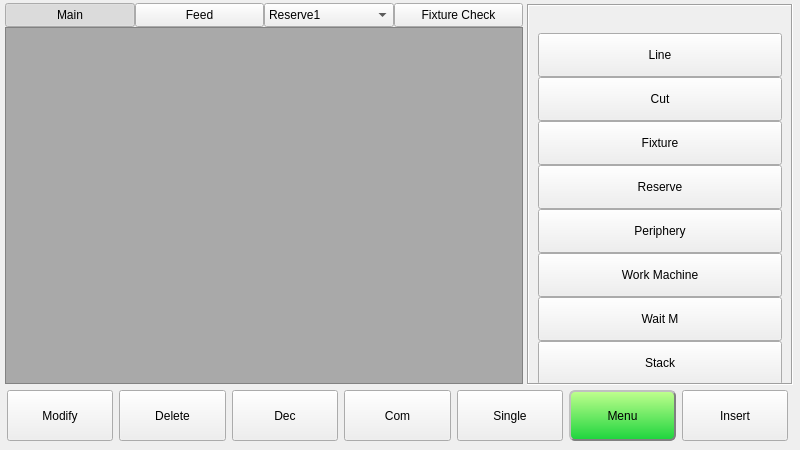
Before: the Qt Designer form hcinstruction/ichcinstructionpageframe_8.ui in GaussCheng/2-5AxisPunch, drawn with Qt 5.
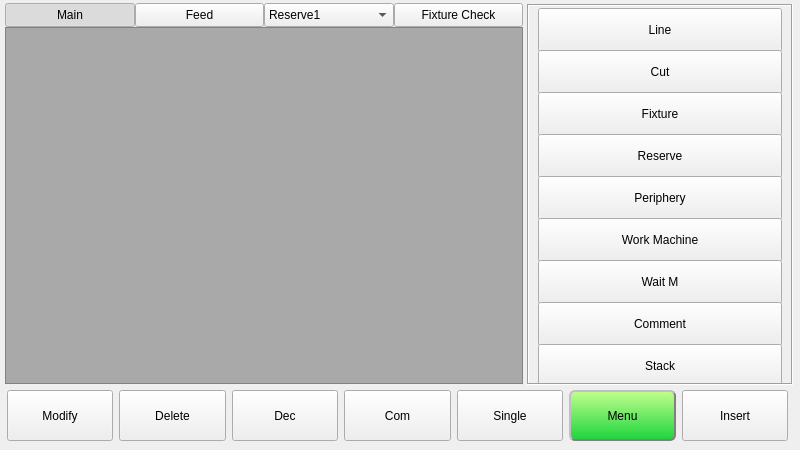
After: the same form once the commit is applied. Icons and pictures are not drawn. Custom widgets are drawn as their Qt base class.

The edit to the form file:
```diff
--- a/hcinstruction/ichcinstructionpageframe_8.ui
+++ b/hcinstruction/ichcinstructionpageframe_8.ui
@@ -75,22 +75,6 @@
        <property name="bottomMargin">
         <number>2</number>
        </property>
-       <item>
-        <spacer name="verticalSpacer">
-         <property name="orientation">
-          <enum>Qt::Vertical</enum>
-         </property>
-         <property name="sizeType">
-          <enum>QSizePolicy::Fixed</enum>
-         </property>
-         <property name="sizeHint" stdset="0">
-          <size>
-           <width>13</width>
-           <height>25</height>
-          </size>
-         </property>
-        </spacer>
-       </item>
        <item>
         <widget class="QToolButton" name="lineButton">
          <property name="sizePolicy">
@@ -357,6 +341,44 @@
          </property>
         </widget>
        </item>
+       <item>
+        <widget class="QToolButton" name="commentButton">
+         <property name="sizePolicy">
+          <sizepolicy hsizetype="Preferred" vsizetype="Preferred">
+           <horstretch>0</horstretch>
+           <verstretch>0</verstretch>
+          </sizepolicy>
+         </property>
+         <property name="minimumSize">
+          <size>
+           <width>0</width>
+           <height>44</height>
+          </size>
+         </property>
+         <property name="maximumSize">
+          <size>
+           <width>16777215</width>
+           <height>44</height>
+          </size>
+         </property>
+         <property name="text">
+          <string>Comment</string>
+         </property>
+         <property name="icon">
+          <iconset resource="../resource.qrc">
+           <normaloff>:/resource/jump(32).png</normaloff>:/resource/jump(32).png</iconset>
+         </property>
+         <property name="iconSize">
+          <size>
+           <width>32</width>
+           <height>32</height>
+          </size>
+         </property>
+         <property name="toolButtonStyle">
+          <enum>Qt::ToolButtonTextBesideIcon</enum>
+         </property>
+        </widget>
+       </item>
        <item>
         <widget class="QToolButton" name="stackButton">
          <property name="sizePolicy">
@@ -566,7 +588,7 @@
       </item>
      </layout>
     </widget>
-    <widget class="QWidget" name="">
+    <widget class="QWidget" name="layoutWidget">
      <property name="geometry">
       <rect>
        <x>2</x>
```
Left out of the diff: 22 changed lines with no effect on the pictures.
